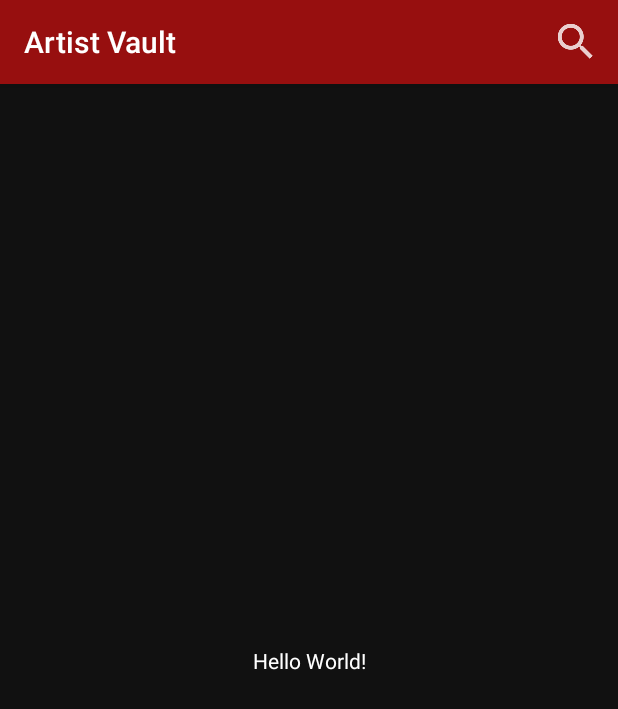
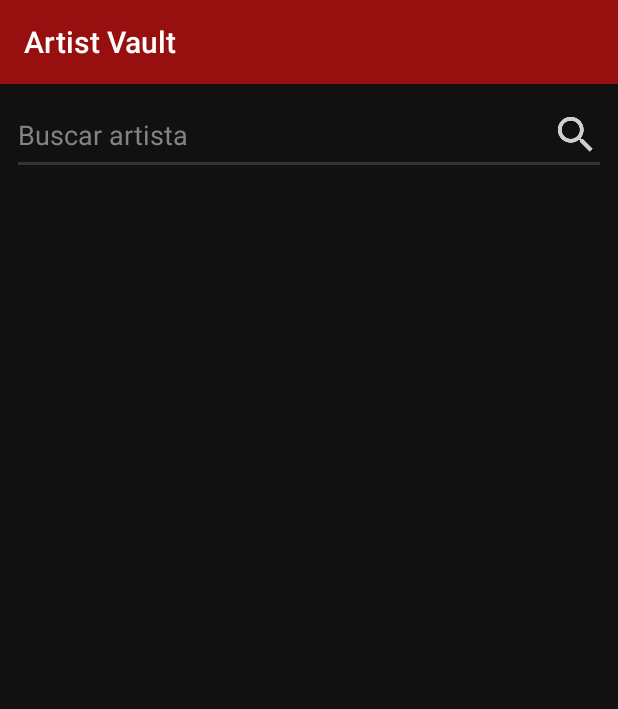
Before and after one commit to hakodeveloper/Android-Itunes-API, an Android app: the screen it shows after launch (ArtistListActivity), on a phone screen of 412 x 824 dp. Shown: the top 709 px of the screen. Run offline under Robolectric (Android 15) with nearby library versions, the phone set to English and light mode, and no system bars; libraries missing offline, so code that uses them is left out: com.anthonycr.grant; 1 statement that could not run was skipped.

Commit message:
+ Permissions manager + Networking implementation + Design for the ArtistsListActivity - Search icon on the Actionbar (replaced with an EditText)

```diff
--- a/app/src/main/AndroidManifest.xml
+++ b/app/src/main/AndroidManifest.xml
@@ -1,6 +1,8 @@
 <?xml version="1.0" encoding="utf-8"?>
 <manifest xmlns:android="http://schemas.android.com/apk/res/android"
     package="com.hakodev.androiditunesapi">
+
+    <uses-permission android:name="android.permission.INTERNET" />
 
     <application
         android:name=".AndroidItunesAPI"
@@ -9,11 +11,13 @@
         android:label="@string/app_name"
         android:roundIcon="@mipmap/ic_launcher_round"
         android:supportsRtl="true"
-        android:theme="@style/AppTheme.BrandedLaunch">
+        android:theme="@style/AppTheme.BrandedLaunch"
+        android:fullBackupContent="@xml/backup_rules">
         <activity android:name=".activities.ArtistListActivity">
             <intent-filter>
                 <action android:name="android.intent.action.MAIN" />
                 <category android:name="android.intent.category.LAUNCHER" />
+                <action android:name="android.intent.action.VIEW" />
             </intent-filter>
         </activity>
     </application>
--- a/app/src/main/java/com/hakodev/androiditunesapi/AndroidItunesAPI.java
+++ b/app/src/main/java/com/hakodev/androiditunesapi/AndroidItunesAPI.java
@@ -2,14 +2,15 @@ package com.hakodev.androiditunesapi;
 
 import android.app.Application;
 
-import pro.oncreate.easynet.EasyNet;
-import pro.oncreate.easynet.models.NResponseModel;
+import okhttp3.OkHttpClient;
 
 public class AndroidItunesAPI extends Application {
 
-    private static Application instance = null;
+    private static AndroidItunesAPI instance = null;
 
-    public static Application getInstance() {
+    private OkHttpClient networkClient;
+
+    public static AndroidItunesAPI getInstance() {
         return instance;
     }
 
@@ -17,14 +18,10 @@ public class AndroidItunesAPI extends Application {
     public void onCreate() {
         super.onCreate();
         instance = this;
-        EasyNet.getInstance()
-                .setWriteLogs(false)
-                .setDefaultRequestListener(request -> request.setHost("http://192.168.1.151:25555/BeamNGTelemetry"))
-                .addOnErrorDefaultListener(new EasyNet.OnErrorDefaultListenerWithCode(404) {
-                    @Override
-                    public void onError(NResponseModel responseModel) {
-                        // For example, intercepted error 404
-                    }
-                });
+        networkClient = new OkHttpClient();
+    }
+
+    public OkHttpClient getNetworkClient() {
+        return networkClient;
     }
 }
--- a/app/src/main/java/com/hakodev/androiditunesapi/activities/ArtistListActivity.java
+++ b/app/src/main/java/com/hakodev/androiditunesapi/activities/ArtistListActivity.java
@@ -1,39 +1,99 @@
 package com.hakodev.androiditunesapi.activities;
 
+import android.Manifest;
 import android.os.Bundle;
+import android.support.annotation.NonNull;
+import android.support.annotation.Nullable;
+import android.support.constraint.ConstraintLayout;
+import android.support.design.widget.Snackbar;
 import android.support.v7.app.AppCompatActivity;
-import android.view.Menu;
-import android.view.MenuItem;
+import android.util.Log;
 import android.widget.Toast;
 
+import com.anthonycr.grant.PermissionsManager;
+import com.anthonycr.grant.PermissionsResultAction;
+import com.hakodev.androiditunesapi.AndroidItunesAPI;
 import com.hakodev.androiditunesapi.R;
+import com.hakodev.androiditunesapi.util.Utils;
+
+import java.io.IOException;
+
+import okhttp3.Call;
+import okhttp3.Callback;
+import okhttp3.OkHttpClient;
+import okhttp3.Request;
+import okhttp3.Response;
 
 public class ArtistListActivity extends AppCompatActivity {
+
+    private final static String TAG = "ArtistListActivity";
+    private final static String SEARCH_URL = "https://itunes.apple.com/search?term=%1$s&country=US&entity=musicArtist&limit=10";
+
+    private OkHttpClient networkClient;
+    private ConstraintLayout lytBase;
 
     @Override
     protected void onCreate(Bundle savedInstanceState) {
         super.onCreate(savedInstanceState);
         setupTheme();
-        setContentView(R.layout.activity_main);
+        setContentView(R.layout.activity_artists_list);
+        setupViews();
+        init();
+        askForPermissions();
     }
 
     @Override
-    public boolean onCreateOptionsMenu(Menu menu) {
-        getMenuInflater().inflate(R.menu.actionbar_search, menu);
-        return true;
-    }
-
-    @Override
-    public boolean onOptionsItemSelected(MenuItem item) {
-        int id = item.getItemId();
-        if (id == R.id.action_search) {
-            Toast.makeText(this, "Test", Toast.LENGTH_SHORT).show();
-            return true;
-        }
-        return super.onOptionsItemSelected(item);
+    public void onRequestPermissionsResult(int requestCode, @NonNull String[] permissions, @NonNull int[] grantResults) {
+        PermissionsManager.getInstance().notifyPermissionsChange(permissions, grantResults);
     }
 
     private void setupTheme() {
         setTheme(R.style.AppTheme);
     }
+
+    private void setupViews() {
+        lytBase = findViewById(R.id.lytBase);
+    }
+
+    private void init() {
+        networkClient = AndroidItunesAPI.getInstance().getNetworkClient();
+    }
+
+    private void askForPermissions() {
+        //Not needed for internet permission but more of a proof of concept
+        PermissionsManager.getInstance().requestPermissionsIfNecessaryForResult(this,
+                new String[]{Manifest.permission.INTERNET}, new PermissionsResultAction() {
+                    @Override
+                    public void onGranted() {
+                        Log.d(TAG, "Permissions Granted");
+                    }
+
+                    @Override
+                    public void onDenied(String permission) {
+                        Toast.makeText(ArtistListActivity.this, R.string.permissions_not_granted, Toast.LENGTH_SHORT).show();
+                    }
+                });
+    }
+
+    private void requestArtist(String artistName) {
+        new Thread(() -> {
+            Request request = new Request.Builder()
+                    .url(String.format(SEARCH_URL, Utils.formatStringForURL(artistName)))
+                    .build();
+            networkClient.newCall(request)
+                    .enqueue(new Callback() {
+                        @Override
+                        public void onFailure(@NonNull final Call call, @NonNull IOException e) {
+                            Log.e(TAG, e.getLocalizedMessage());
+                            runOnUiThread(() -> Snackbar.make(lytBase, R.string.network_connection_error, Snackbar.LENGTH_LONG).show());
+                        }
+
+                        @Override
+                        public void onResponse(@NonNull Call call, @NonNull final Response response) throws IOException {
+                            String res = response.body().string();
+                            Log.w(TAG, res);
+                        }
+                    });
+        }).start();
+    }
 }
--- a/app/src/main/java/com/hakodev/androiditunesapi/models/Artist.java
+++ b/app/src/main/java/com/hakodev/androiditunesapi/models/Response.java
@@ -5,7 +5,7 @@ import com.google.gson.annotations.SerializedName;
 
 import java.util.List;
 
-public class Artist {
+public class Response {
 
     @SerializedName("resultCount")
     @Expose
--- /dev/null
+++ b/app/src/main/res/layout/activity_artists_list.xml
@@ -0,0 +1,39 @@
+<?xml version="1.0" encoding="utf-8"?>
+<android.support.constraint.ConstraintLayout xmlns:android="http://schemas.android.com/apk/res/android"
+    xmlns:app="http://schemas.android.com/apk/res-auto"
+    xmlns:tools="http://schemas.android.com/tools"
+    android:id="@+id/lytBase"
+    android:layout_width="match_parent"
+    android:layout_height="match_parent"
+    tools:context="com.hakodev.androiditunesapi.activities.ArtistListActivity">
+
+    <EditText
+        android:id="@+id/txtArtistSearch"
+        android:layout_width="0dp"
+        android:layout_height="wrap_content"
+        android:layout_marginEnd="8dp"
+        android:layout_marginStart="8dp"
+        android:layout_marginTop="8dp"
+        android:drawableEnd="@drawable/ic_search"
+        android:drawableRight="@drawable/ic_search"
+        android:ems="10"
+        android:hint="@string/search_artist"
+        android:inputType="textPersonName"
+        app:layout_constraintEnd_toEndOf="parent"
+        app:layout_constraintStart_toStartOf="parent"
+        app:layout_constraintTop_toTopOf="parent" />
+
+    <ListView
+        android:id="@+id/listView"
+        android:layout_width="0dp"
+        android:layout_height="0dp"
+        android:layout_marginBottom="8dp"
+        android:layout_marginEnd="8dp"
+        android:layout_marginStart="8dp"
+        android:layout_marginTop="8dp"
+        app:layout_constraintBottom_toBottomOf="parent"
+        app:layout_constraintEnd_toEndOf="parent"
+        app:layout_constraintStart_toStartOf="parent"
+        app:layout_constraintTop_toBottomOf="@+id/txtArtistSearch" />
+
+</android.support.constraint.ConstraintLayout>
--- a/app/src/main/res/layout/activity_main.xml
+++ /dev/null
@@ -1,18 +0,0 @@
-<?xml version="1.0" encoding="utf-8"?>
-<android.support.constraint.ConstraintLayout xmlns:android="http://schemas.android.com/apk/res/android"
-    xmlns:app="http://schemas.android.com/apk/res-auto"
-    xmlns:tools="http://schemas.android.com/tools"
-    android:layout_width="match_parent"
-    android:layout_height="match_parent"
-    tools:context="com.hakodev.androiditunesapi.activities.ArtistListActivity">
-
-    <TextView
-        android:layout_width="wrap_content"
-        android:layout_height="wrap_content"
-        android:text="Hello World!"
-        app:layout_constraintBottom_toBottomOf="parent"
-        app:layout_constraintLeft_toLeftOf="parent"
-        app:layout_constraintRight_toRightOf="parent"
-        app:layout_constraintTop_toTopOf="parent" />
-
-</android.support.constraint.ConstraintLayout>
--- a/app/src/main/res/menu/actionbar_search.xml
+++ /dev/null
@@ -1,10 +0,0 @@
-<?xml version="1.0" encoding="utf-8"?>
-<menu xmlns:android="http://schemas.android.com/apk/res/android"
-    xmlns:app="http://schemas.android.com/apk/res-auto">
-    <item
-        android:id="@+id/action_search"
-        android:icon="@drawable/ic_search"
-        android:orderInCategory="100"
-        android:title="@string/search"
-        app:showAsAction="always" />
-</menu>
--- a/app/src/main/res/values/colors.xml
+++ b/app/src/main/res/values/colors.xml
@@ -6,4 +6,5 @@
     <color name="colorBackground">#111111</color>
     <color name="colorText">#ffffff</color>
     <color name="colorTextSecondary">#e4ded7</color>
+    <color name="colorHintText">#838383</color>
 </resources>
--- a/app/src/main/res/values/strings.xml
+++ b/app/src/main/res/values/strings.xml
@@ -1,5 +1,14 @@
 <resources>
     <!-- Common terms -->
     <string name="app_name">Artist Vault</string>
-    <string name="search">Buscar</string>
+    <string name="search_artist">Buscar artista</string>
+
+    <!-- Permissions -->
+    <string name="permissions_not_granted">No tengo los permisos necesarios para funcionar</string>
+
+    <!-- Networking -->
+    <string name="network_connection_error">Error en la conexión</string>
+
+    <!-- Image descriptions -->
+    <string name="description_artists_image">Imágen del artista</string>
 </resources>
--- a/app/src/main/res/values/styles.xml
+++ b/app/src/main/res/values/styles.xml
@@ -9,6 +9,7 @@
         <item name="android:windowBackground">@color/colorBackground</item>
         <item name="android:textColor">@color/colorText</item>
         <item name="android:textColorSecondary">@color/colorTextSecondary</item>
+        <item name="android:textColorHint">@color/colorHintText</item>
     </style>
 
     <style name="AppTheme.NoActionBar">
--- /dev/null
+++ b/app/src/main/res/xml/backup_rules.xml
@@ -0,0 +1,4 @@
+<?xml version="1.0" encoding="utf-8"?>
+<full-backup-content>
+    <include domain="sharedpref" path="."/>
+</full-backup-content>
```
Also changed, not shown: app/build.gradle (+4 -4 lines), app/src/main/java/com/hakodev/androiditunesapi/util/Utils.java (added, +16 -0 lines), app/src/main/res/layout/artists_list_adapter.xml (added, +34 -0 lines), app/src/main/res/drawable/default_artist.png (added).
